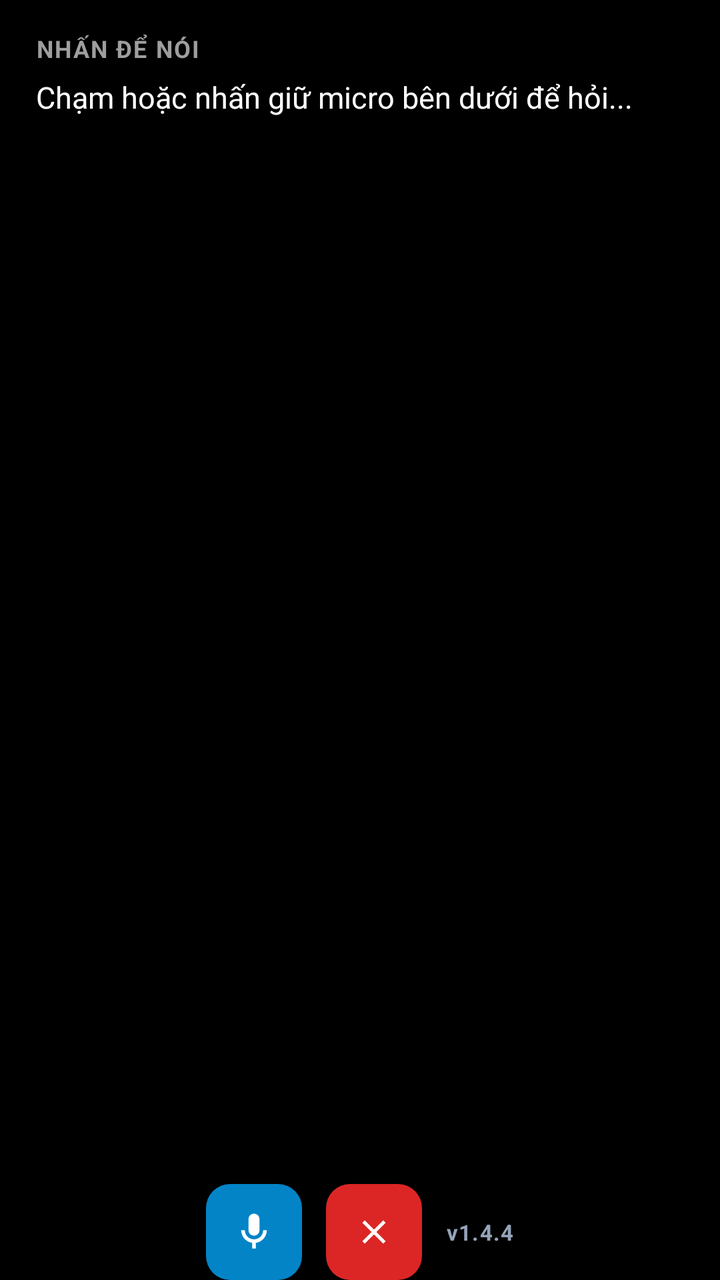
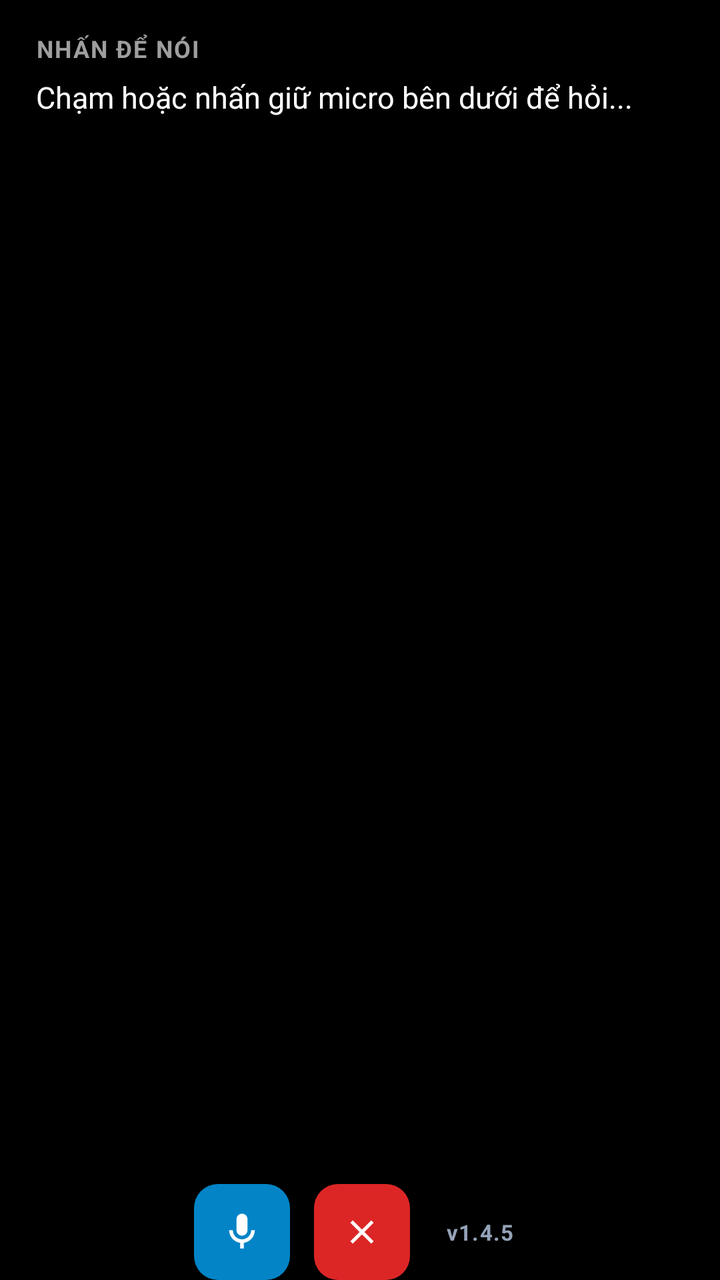

Compare the two renders of this Android layout. The source of the first and the diff that turns it into the second are given below.
<!-- AndroidManifest.xml: application theme Theme.GeminiVoice -->
<!-- res/layout/activity_main.xml -->
<?xml version="1.0" encoding="utf-8"?>
<FrameLayout xmlns:android="http://schemas.android.com/apk/res/android"
    android:layout_width="match_parent"
    android:layout_height="match_parent"
    android:background="#000000">

    <LinearLayout
        android:id="@+id/layout_root"
        android:layout_width="match_parent"
        android:layout_height="match_parent"
        android:orientation="vertical"
        android:background="#000000">

        
        <ScrollView
            android:id="@+id/scroll_result"
            android:layout_width="match_parent"
            android:layout_height="0dp"
            android:layout_weight="1"
            android:fillViewport="true"
            android:scrollbars="none"
            android:paddingLeft="18dp"
            android:paddingRight="18dp"
            android:paddingTop="16dp"
            android:paddingBottom="2dp">

            <LinearLayout
                android:layout_width="match_parent"
                android:layout_height="wrap_content"
                android:orientation="vertical">

                
                <TextView
                    android:id="@+id/tv_status"
                    android:layout_width="wrap_content"
                    android:layout_height="wrap_content"
                    android:text="NHẤN ĐỂ NÓI"
                    android:textColor="#9E9E9E"
                    android:textSize="12sp"
                    android:textStyle="bold"
                    android:letterSpacing="0.06"
                    android:layout_marginBottom="6dp" />

                
                <TextView
                    android:id="@+id/tv_result"
                    android:layout_width="match_parent"
                    android:layout_height="wrap_content"
                    android:text="Chạm hoặc nhấn giữ micro bên dưới để hỏi..."
                    android:textColor="#FFFFFF"
                    android:textSize="15sp"
                    android:lineSpacingExtra="4dp" />

            </LinearLayout>
        </ScrollView>

        
        
        <LinearLayout
            android:id="@+id/layout_bottom_bar"
            android:layout_width="match_parent"
            android:layout_height="wrap_content"
            android:orientation="horizontal"
            android:gravity="center"
            android:paddingLeft="12dp"
            android:paddingRight="12dp"
            android:paddingTop="2dp"
            android:paddingBottom="0dp"
            android:layout_marginBottom="0dp">

            
            <FrameLayout
                android:layout_width="wrap_content"
                android:layout_height="wrap_content"
                android:layout_marginEnd="12dp">

                <View
                    android:id="@+id/view_mic_pulse_ring"
                    android:layout_width="48dp"
                    android:layout_height="48dp"
                    android:layout_gravity="center"
                    android:background="@drawable/bg_watch_mic_pulse_ring"
                    android:alpha="0" />

                <FrameLayout
                    android:id="@+id/btn_ptt_container"
                    android:layout_width="48dp"
                    android:layout_height="48dp"
                    android:layout_gravity="center"
                    android:background="@drawable/bg_watch_btn_mic_idle"
                    android:clickable="true"
                    android:focusable="true"
                    android:contentDescription="Nhấn để nói với Gemini">

                    <ImageView
                        android:id="@+id/iv_mic_icon"
                        android:layout_width="22dp"
                        android:layout_height="22dp"
                        android:layout_gravity="center"
                        android:src="@drawable/ic_mic"
                        android:contentDescription="@null" />
                </FrameLayout>
            </FrameLayout>

            
            <FrameLayout
                android:id="@+id/btn_cancel"
                android:layout_width="48dp"
                android:layout_height="48dp"
                android:layout_marginEnd="12dp"
                android:background="@drawable/bg_watch_btn_cancel_red"
                android:clickable="true"
                android:focusable="true"
                android:contentDescription="Hủy lệnh hiện tại">

                <ImageView
                    android:id="@+id/iv_cancel_icon"
                    android:layout_width="20dp"
                    android:layout_height="20dp"
                    android:layout_gravity="center"
                    android:src="@drawable/ic_cancel"
                    android:contentDescription="@null" />
            </FrameLayout>

            
            <TextView
                android:id="@+id/tv_app_version"
                android:layout_width="wrap_content"
                android:layout_height="wrap_content"
                android:text="v1.4.4"
                android:textColor="#94A3B8"
                android:textSize="11sp"
                android:textStyle="bold"
                android:letterSpacing="0.04" />

        </LinearLayout>

    </LinearLayout>

    
    <View
        android:id="@+id/view_dim_overlay"
        android:layout_width="match_parent"
        android:layout_height="match_parent"
        android:background="#000000"
        android:alpha="0"
        android:visibility="gone"
        android:clickable="false" />

</FrameLayout>
<!-- resources referenced by this layout -->
<resources>
  <!-- drawable bg_watch_btn_cancel_red (drawable) -->
  <?xml version="1.0" encoding="utf-8"?>
  <ripple xmlns:android="http://schemas.android.com/apk/res/android"
      android:color="#33FFFFFF">
      <item>
          <shape android:shape="rectangle">
              <solid android:color="#DC2626" />
              <corners android:radius="12dp" />
          </shape>
      </item>
  </ripple>
  <!-- drawable bg_watch_btn_mic_idle (drawable) -->
  <?xml version="1.0" encoding="utf-8"?>
  <ripple xmlns:android="http://schemas.android.com/apk/res/android"
      android:color="#33FFFFFF">
      <item>
          <shape android:shape="rectangle">
              <solid android:color="#0284C7" />
              <corners android:radius="12dp" />
          </shape>
      </item>
  </ripple>
  <!-- drawable bg_watch_mic_pulse_ring (drawable) -->
  <?xml version="1.0" encoding="utf-8"?>
  <shape xmlns:android="http://schemas.android.com/apk/res/android"
      android:shape="rectangle">
      <stroke
          android:width="2.5dp"
          android:color="#38BDF8" />
      <solid android:color="#260284C7" />
      <corners android:radius="14dp" />
  </shape>
  <!-- drawable ic_cancel (drawable) -->
  <vector xmlns:android="http://schemas.android.com/apk/res/android"
      android:width="24dp"
      android:height="24dp"
      android:viewportWidth="24"
      android:viewportHeight="24">
      <path
          android:fillColor="#FFFFFF"
          android:pathData="M19,6.41L17.59,5 12,10.59 6.41,5 5,6.41 10.59,12 5,17.59 6.41,19 12,13.41 17.59,19 19,17.59 13.41,12z" />
  </vector>
  <!-- drawable ic_mic (drawable) -->
  <vector xmlns:android="http://schemas.android.com/apk/res/android"
      android:width="28dp"
      android:height="28dp"
      android:viewportWidth="24"
      android:viewportHeight="24">
    <path
        android:fillColor="#FFFFFF"
        android:pathData="M12,14c1.66,0 3,-1.34 3,-3V5c0,-1.66 -1.34,-3 -3,-3S9,3.34 9,5v6c0,1.66 1.34,3 3,3z"/>
    <path
        android:fillColor="#FFFFFF"
        android:pathData="M17,11c0,2.76 -2.24,5 -5,5s-5,-2.24 -5,-5H5c0,3.53 2.61,6.43 6,6.92V21h2v-3.08c3.39,-0.49 6,-3.39 6,-6.92h-2z"/>
  </vector>
  <style name="Theme.GeminiVoice" parent="Theme.AppCompat.NoActionBar">
          <item name="android:windowBackground">@color/bg_dark</item>
          <item name="android:colorBackground">@color/bg_dark</item>
      </style>
  <color name="bg_dark">#08090C</color>
</resources>

<!-- the commit's change to res/layout/activity_main.xml (unified diff, before → after) -->
@@ -127,11 +127,18 @@
                 android:id="@+id/tv_app_version"
                 android:layout_width="wrap_content"
                 android:layout_height="wrap_content"
-                android:text="v1.4.4"
+                android:text="v1.4.5"
                 android:textColor="#94A3B8"
                 android:textSize="11sp"
                 android:textStyle="bold"
-                android:letterSpacing="0.04" />
+                android:letterSpacing="0.04"
+                android:clickable="true"
+                android:focusable="true"
+                android:paddingLeft="6dp"
+                android:paddingRight="6dp"
+                android:paddingTop="6dp"
+                android:paddingBottom="6dp"
+                android:contentDescription="Chạm để đổi mô hình Gemini" />
 
         </LinearLayout>
 
